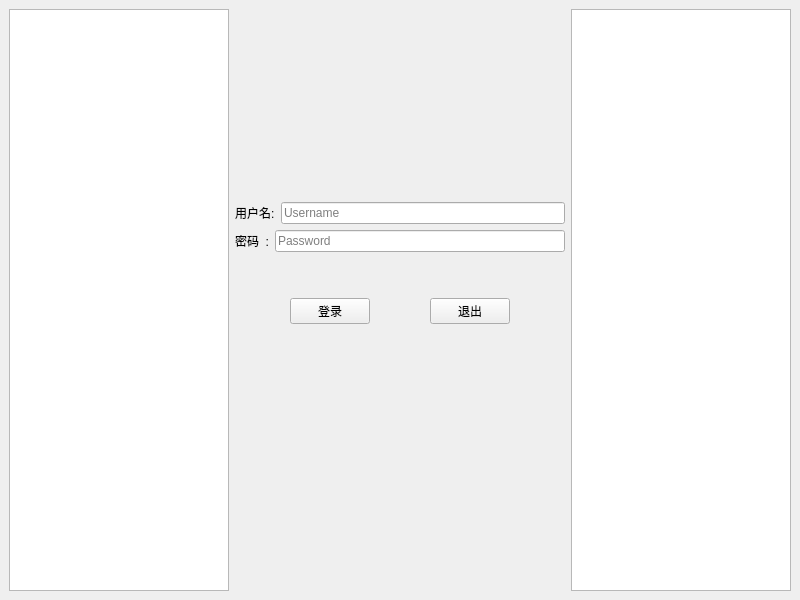
Shallowind/SADVS, file user_management.ui: the form before one commit.
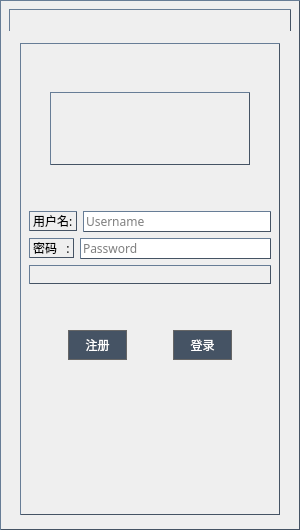
The form after the commit. Icons and pictures are not drawn.

Diff of the .ui file:
```diff
--- a/user_management.ui
+++ b/user_management.ui
@@ -6,26 +6,62 @@
    <rect>
     <x>0</x>
     <y>0</y>
-    <width>800</width>
-    <height>600</height>
+    <width>300</width>
+    <height>530</height>
    </rect>
   </property>
   <property name="windowTitle">
    <string>MainWindow</string>
   </property>
   <widget class="QWidget" name="centralwidget">
+   <property name="styleSheet">
+    <string notr="true">QWidget {
+	border-width:1;
+	border-style:outset;
+	border-color:#455364;
+}</string>
+   </property>
    <layout class="QGridLayout" name="gridLayout_2">
-    <item row="0" column="0">
+    <item row="1" column="0">
      <layout class="QGridLayout" name="gridLayout">
+      <property name="topMargin">
+       <number>6</number>
+      </property>
+      <property name="bottomMargin">
+       <number>6</number>
+      </property>
       <item row="0" column="0">
-       <layout class="QHBoxLayout" name="horizontalLayout" stretch="2,3,2">
+       <layout class="QHBoxLayout" name="horizontalLayout" stretch="0,0,0">
         <item>
-         <widget class="QListView" name="listView_2"/>
+         <spacer name="horizontalSpacer_5">
+          <property name="orientation">
+           <enum>Qt::Horizontal</enum>
+          </property>
+          <property name="sizeHint" stdset="0">
+           <size>
+            <width>13</width>
+            <height>472</height>
+           </size>
+          </property>
+         </spacer>
         </item>
         <item>
-         <layout class="QVBoxLayout" name="verticalLayout" stretch="1,1,0,1,1,0,1,2">
+         <widget class="QWidget" name="widget_2" native="true">
+          <layout class="QGridLayout" name="gridLayout_3">
+           <item row="0" column="0">
+            <layout class="QVBoxLayout" name="verticalLayout" stretch="0,1,0,1,1,0,0,1,2">
           <item>
-           <layout class="QHBoxLayout" name="horizontalLayout_7" stretch=""/>
+              <spacer name="verticalSpacer_4">
+               <property name="orientation">
+                <enum>Qt::Vertical</enum>
+               </property>
+               <property name="sizeHint" stdset="0">
+                <size>
+                 <width>20</width>
+                 <height>40</height>
+                </size>
+               </property>
+              </spacer>
           </item>
           <item>
            <layout class="QHBoxLayout" name="horizontalLayout_5">
@@ -37,6 +73,15 @@
                 <verstretch>0</verstretch>
                </sizepolicy>
               </property>
+                 <property name="maximumSize">
+                  <size>
+                   <width>200</width>
+                   <height>200</height>
+                  </size>
+                 </property>
+                 <property name="styleSheet">
+                  <string notr="true"/>
+                 </property>
               <property name="text">
                <string/>
               </property>
@@ -76,6 +121,14 @@
                 <verstretch>0</verstretch>
                </sizepolicy>
               </property>
+                 <property name="font">
+                  <font>
+                   <family>微软雅黑</family>
+                  </font>
+                 </property>
+                 <property name="styleSheet">
+                  <string notr="true"/>
+                 </property>
               <property name="text">
                <string>用户名:</string>
               </property>
@@ -83,6 +136,14 @@
             </item>
             <item>
              <widget class="QLineEdit" name="username">
+                 <property name="font">
+                  <font>
+                   <family>微软雅黑</family>
+                  </font>
+                 </property>
+                 <property name="styleSheet">
+                  <string notr="true"/>
+                 </property>
               <property name="inputMask">
                <string/>
               </property>
@@ -106,13 +167,29 @@
                 <verstretch>0</verstretch>
                </sizepolicy>
               </property>
+                 <property name="font">
+                  <font>
+                   <family>微软雅黑</family>
+                  </font>
+                 </property>
+                 <property name="styleSheet">
+                  <string notr="true"/>
+                 </property>
               <property name="text">
-               <string>密码  :</string>
+                  <string>密码   :</string>
               </property>
              </widget>
             </item>
             <item>
              <widget class="QLineEdit" name="password">
+                 <property name="font">
+                  <font>
+                   <family>微软雅黑</family>
+                  </font>
+                 </property>
+                 <property name="styleSheet">
+                  <string notr="true"/>
+                 </property>
               <property name="placeholderText">
                <string>Password</string>
               </property>
@@ -120,6 +197,18 @@
             </item>
            </layout>
           </item>
+             <item>
+              <widget class="QLabel" name="label_4">
+               <property name="font">
+                <font>
+                 <family>微软雅黑</family>
+                </font>
+               </property>
+               <property name="text">
+                <string> </string>
+               </property>
+              </widget>
+             </item>
           <item>
            <spacer name="verticalSpacer">
             <property name="orientation">
@@ -156,8 +245,147 @@
                 <verstretch>0</verstretch>
                </sizepolicy>
               </property>
+                 <property name="palette">
+                  <palette>
+                   <active>
+                    <colorrole role="Button">
+                     <brush brushstyle="SolidPattern">
+                      <color alpha="255">
+                       <red>69</red>
+                       <green>83</green>
+                       <blue>100</blue>
+                      </color>
+                     </brush>
+                    </colorrole>
+                    <colorrole role="ButtonText">
+                     <brush brushstyle="SolidPattern">
+                      <color alpha="255">
+                       <red>255</red>
+                       <green>255</green>
+                       <blue>255</blue>
+                      </color>
+                     </brush>
+                    </colorrole>
+                    <colorrole role="Base">
+                     <brush brushstyle="SolidPattern">
+                      <color alpha="255">
+                       <red>69</red>
+                       <green>83</green>
+                       <blue>100</blue>
+                      </color>
+                     </brush>
+                    </colorrole>
+                    <colorrole role="Window">
+                     <brush brushstyle="SolidPattern">
+                      <color alpha="255">
+                       <red>69</red>
+                       <green>83</green>
+                       <blue>100</blue>
+                      </color>
+                     </brush>
+                    </colorrole>
+                   </active>
+                   <inactive>
+                    <colorrole role="Button">
+                     <brush brushstyle="SolidPattern">
+                      <color alpha="255">
+                       <red>69</red>
+                       <green>83</green>
+                       <blue>100</blue>
+                      </color>
+                     </brush>
+                    </colorrole>
+                    <colorrole role="ButtonText">
+                     <brush brushstyle="SolidPattern">
+                      <color alpha="255">
+                       <red>255</red>
+                       <green>255</green>
+                       <blue>255</blue>
+                      </color>
+                     </brush>
+                    </colorrole>
+                    <colorrole role="Base">
+                     <brush brushstyle="SolidPattern">
+                      <color alpha="255">
+                       <red>69</red>
+                       <green>83</green>
+                       <blue>100</blue>
+                      </color>
+                     </brush>
+                    </colorrole>
+                    <colorrole role="Window">
+                     <brush brushstyle="SolidPattern">
+                      <color alpha="255">
+                       <red>69</red>
+                       <green>83</green>
+                       <blue>100</blue>
+                      </color>
+                     </brush>
+                    </colorrole>
+                   </inactive>
+                   <disabled>
+                    <colorrole role="Button">
+                     <brush brushstyle="SolidPattern">
+                      <color alpha="255">
+                       <red>69</red>
+                       <green>83</green>
+                       <blue>100</blue>
+                      </color>
+                     </brush>
+                    </colorrole>
+                    <colorrole role="ButtonText">
+                     <brush brushstyle="SolidPattern">
+                      <color alpha="255">
+                       <red>120</red>
+                       <green>120</green>
+                       <blue>120</blue>
+                      </color>
+                     </brush>
+                    </colorrole>
+                    <colorrole role="Base">
+                     <brush brushstyle="SolidPattern">
+                      <color alpha="255">
+                       <red>69</red>
+                       <green>83</green>
+                       <blue>100</blue>
+                      </color>
+                     </brush>
+                    </colorrole>
+                    <colorrole role="Window">
+                     <brush brushstyle="SolidPattern">
+                      <color alpha="255">
+                       <red>69</red>
+                       <green>83</green>
+                       <blue>100</blue>
+                      </color>
+                     </brush>
+                    </colorrole>
+                   </disabled>
+                  </palette>
+                 </property>
+                 <property name="font">
+                  <font>
+                   <family>微软雅黑</family>
+                  </font>
+                 </property>
+                 <property name="styleSheet">
+                  <string notr="true">QPushButton {
+    background-color: #455364; /* 默认颜色，浅灰色 */
+    border: 1px solid #666666; /* 灰色的边框 */
+    padding: 5px 10px;
+}
+
+QPushButton:hover {
+    background-color: #54687a; /* 鼠标悬停时的颜色，稍浅的灰色 */
+}
+
+QPushButton:pressed {
+    background-color: #455364; /* 鼠标点击时的颜色，稍深的灰色 */
+}
+</string>
+                 </property>
               <property name="text">
-               <string>  登录  </string>
+                  <string>  注册  </string>
               </property>
              </widget>
             </item>
@@ -182,8 +410,150 @@
                 <verstretch>0</verstretch>
                </sizepolicy>
               </property>
+                 <property name="palette">
+                  <palette>
+                   <active>
+                    <colorrole role="Button">
+                     <brush brushstyle="SolidPattern">
+                      <color alpha="255">
+                       <red>69</red>
+                       <green>83</green>
+                       <blue>100</blue>
+                      </color>
+                     </brush>
+                    </colorrole>
+                    <colorrole role="ButtonText">
+                     <brush brushstyle="SolidPattern">
+                      <color alpha="255">
+                       <red>255</red>
+                       <green>255</green>
+                       <blue>255</blue>
+                      </color>
+                     </brush>
+                    </colorrole>
+                    <colorrole role="Base">
+                     <brush brushstyle="SolidPattern">
+                      <color alpha="255">
+                       <red>69</red>
+                       <green>83</green>
+                       <blue>100</blue>
+                      </color>
+                     </brush>
+                    </colorrole>
+                    <colorrole role="Window">
+                     <brush brushstyle="SolidPattern">
+                      <color alpha="255">
+                       <red>69</red>
+                       <green>83</green>
+                       <blue>100</blue>
+                      </color>
+                     </brush>
+                    </colorrole>
+                   </active>
+                   <inactive>
+                    <colorrole role="Button">
+                     <brush brushstyle="SolidPattern">
+                      <color alpha="255">
+                       <red>69</red>
+                       <green>83</green>
+                       <blue>100</blue>
+                      </color>
+                     </brush>
+                    </colorrole>
+                    <colorrole role="ButtonText">
+                     <brush brushstyle="SolidPattern">
+                      <color alpha="255">
+                       <red>255</red>
+                       <green>255</green>
+                       <blue>255</blue>
+                      </color>
+                     </brush>
+                    </colorrole>
+                    <colorrole role="Base">
+                     <brush brushstyle="SolidPattern">
+                      <color alpha="255">
+                       <red>69</red>
+                       <green>83</green>
+                       <blue>100</blue>
+                      </color>
+                     </brush>
+                    </colorrole>
+                    <colorrole role="Window">
+                     <brush brushstyle="SolidPattern">
+                      <color alpha="255">
+                       <red>69</red>
+                       <green>83</green>
+                       <blue>100</blue>
+                      </color>
+                     </brush>
+                    </colorrole>
+                   </inactive>
+                   <disabled>
+                    <colorrole role="Button">
+                     <brush brushstyle="SolidPattern">
+                      <color alpha="255">
+                       <red>69</red>
+                       <green>83</green>
+                       <blue>100</blue>
+                      </color>
+                     </brush>
+                    </colorrole>
+                    <colorrole role="ButtonText">
+                     <brush brushstyle="SolidPattern">
+                      <color alpha="255">
+                       <red>120</red>
+                       <green>120</green>
+                       <blue>120</blue>
+                      </color>
+                     </brush>
+                    </colorrole>
+                    <colorrole role="Base">
+                     <brush brushstyle="SolidPattern">
+                      <color alpha="255">
+                       <red>69</red>
+                       <green>83</green>
+                       <blue>100</blue>
+                      </color>
+                     </brush>
+                    </colorrole>
+                    <colorrole role="Window">
+                     <brush brushstyle="SolidPattern">
+                      <color alpha="255">
+                       <red>69</red>
+                       <green>83</green>
+                       <blue>100</blue>
+                      </color>
+                     </brush>
+                    </colorrole>
+                   </disabled>
+                  </palette>
+                 </property>
+                 <property name="font">
+                  <font>
+                   <family>微软雅黑</family>
+                  </font>
+                 </property>
+                 <property name="styleSheet">
+                  <string notr="true">QPushButton {
+    background-color: #455364; /* 默认颜色，浅灰色 */
+    border: 1px solid #666666; /* 灰色的边框 */
+    padding: 5px 10px;
+}
+
+QPushButton:hover {
+    background-color: #54687a; /* 鼠标悬停时的颜色，稍浅的灰色 */
+}
+
+QPushButton:pressed {
+    background-color: #455364; /* 鼠标点击时的颜色，稍深的灰色 */
+}
+</string>
+                 </property>
               <property name="text">
-               <string>  退出  </string>
+                  <string>  登录  </string>
+                 </property>
+                 <property name="flat">
+                  <bool>false</bool>
               </property>
              </widget>
             </item>
@@ -203,17 +573,137 @@
            </layout>
           </item>
           <item>
-           <layout class="QHBoxLayout" name="horizontalLayout_9"/>
+              <layout class="QHBoxLayout" name="horizontalLayout_9">
+               <item>
+                <spacer name="verticalSpacer_3">
+                 <property name="orientation">
+                  <enum>Qt::Vertical</enum>
+                 </property>
+                 <property name="sizeHint" stdset="0">
+                  <size>
+                   <width>20</width>
+                   <height>40</height>
+                  </size>
+                 </property>
+                </spacer>
           </item>
          </layout>
         </item>
+            </layout>
+           </item>
+          </layout>
+         </widget>
+        </item>
         <item>
-         <widget class="QListView" name="listView"/>
+         <spacer name="horizontalSpacer_4">
+          <property name="orientation">
+           <enum>Qt::Horizontal</enum>
+          </property>
+          <property name="sizeHint" stdset="0">
+           <size>
+            <width>13</width>
+            <height>472</height>
+           </size>
+          </property>
+         </spacer>
         </item>
        </layout>
       </item>
      </layout>
     </item>
+    <item row="0" column="0">
+     <widget class="QWidget" name="widget" native="true">
+      <property name="maximumSize">
+       <size>
+        <width>16777215</width>
+        <height>30</height>
+       </size>
+      </property>
+      <property name="styleSheet">
+       <string notr="true">QWidget {
+    border-width: 1;
+    border-style: outset;
+    border-color: #455364;
+
+    border-bottom-width: 0;  /* 设置其他边框为零，以移除它们 */
+    border-bottom-style: none;
+    border-bottom-color: transparent;
+}
+</string>
+      </property>
+      <layout class="QGridLayout" name="gridLayout_4">
+       <property name="leftMargin">
+        <number>0</number>
+       </property>
+       <property name="topMargin">
+        <number>0</number>
+       </property>
+       <property name="rightMargin">
+        <number>0</number>
+       </property>
+       <property name="bottomMargin">
+        <number>0</number>
+       </property>
+       <item row="0" column="0">
+        <spacer name="horizontalSpacer_6">
+         <property name="orientation">
+          <enum>Qt::Horizontal</enum>
+         </property>
+         <property name="sizeHint" stdset="0">
+          <size>
+           <width>40</width>
+           <height>20</height>
+          </size>
+         </property>
+        </spacer>
+       </item>
+       <item row="0" column="1">
+        <widget class="QPushButton" name="exit">
+         <property name="sizePolicy">
+          <sizepolicy hsizetype="Minimum" vsizetype="Expanding">
+           <horstretch>0</horstretch>
+           <verstretch>0</verstretch>
+          </sizepolicy>
+         </property>
+         <property name="minimumSize">
+          <size>
+           <width>30</width>
+           <height>0</height>
+          </size>
+         </property>
+         <property name="styleSheet">
+          <string notr="true">QPushButton {
+    background-color: transparent; /* 默认颜色，浅灰色 */
+    border: 0px solid #666666; /* 灰色的边框 */
+    border-top-width: 1;
+    border-top-style: outset;
+    border-top-color: #455364;
+    border-right-width: 1;
+    border-right-style: outset;
+    border-right-color: #455364;
+}
+
+QPushButton:hover {
+    background-color: #c42b1c; /* 鼠标悬停时的颜色，稍浅的灰色 */
+}
+
+QPushButton:pressed {
+    background-color: #c42b1c; /* 鼠标点击时的颜色，稍深的灰色 */
+}
+</string>
+         </property>
+         <property name="text">
+          <string/>
+         </property>
+         <property name="icon">
+          <iconset>
+           <normaloff>resources/op_icon/exit.png</normaloff>resources/op_icon/exit.png</iconset>
+         </property>
+        </widget>
+       </item>
+      </layout>
+     </widget>
+    </item>
    </layout>
   </widget>
  </widget>
```
Left out of the diff: 8 changed lines with no effect on the pictures. Lines whose indentation alone changed are shown as unchanged.
